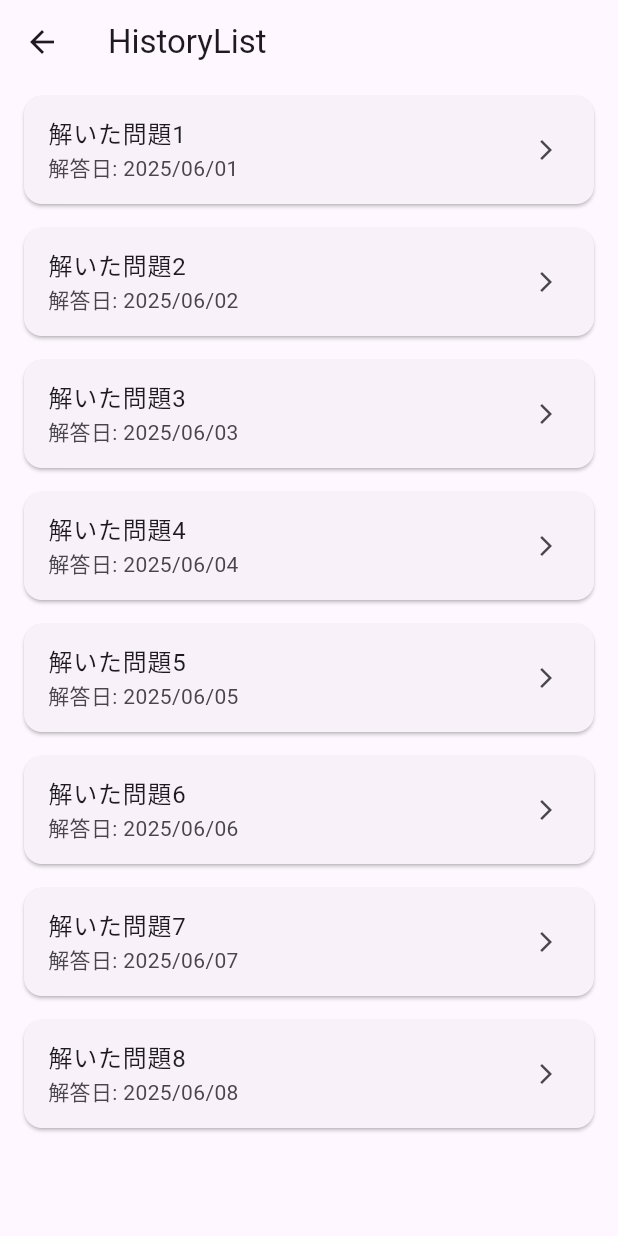
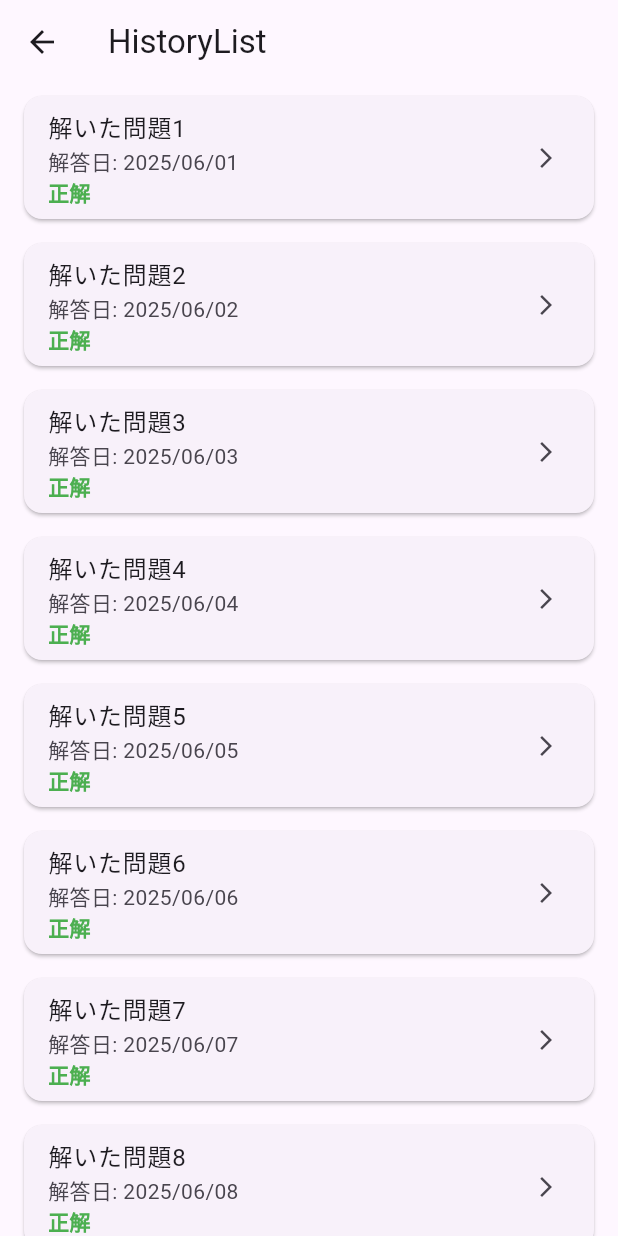
Before and after one commit to w2406/flutter_e_learning, a Flutter app: the screen it shows after launch, after a tap on "履歴一覧画面へ", on a phone screen of 412 x 824 dp. Run offline on Flutter 3.47's test engine with Material 3 defaults, Android fonts, the phone set to English and light mode, and no system bars; our stand-ins replace flutter_hooks, freezed_annotation, go_router, hooks_riverpod, riverpod_annotation; generated files the repository leaves out were written again.

Commit message:
add: その他viewmodelを追加

```diff
--- a/lib/main.dart
+++ b/lib/main.dart
@@ -1,8 +1,9 @@
 import 'package:flutter/material.dart';
 import 'package:flutter_e_learning/common/app_router.dart';
+import 'package:hooks_riverpod/hooks_riverpod.dart';
 
 void main() {
-  runApp(const MyApp());
+  runApp(const ProviderScope(child: MyApp()));
 }
 
 class MyApp extends StatelessWidget {
--- a/lib/presantation/history_list/view/history_list_screen.dart
+++ b/lib/presantation/history_list/view/history_list_screen.dart
@@ -1,5 +1,6 @@
 import 'package:flutter/material.dart';
 import 'package:flutter_e_learning/common/route_paths.dart';
+import 'package:flutter_e_learning/presantation/history_list/view_model/history_list_screen_view_model.dart';
 import 'package:go_router/go_router.dart';
 import 'package:hooks_riverpod/hooks_riverpod.dart';
 
@@ -8,6 +9,7 @@ class HistoryListScreen extends HookConsumerWidget {
 
   @override
   Widget build(BuildContext context, WidgetRef ref) {
+    final state = ref.watch(historyListScreenViewModelProvider);
     return Scaffold(
       appBar: AppBar(
         title: const Text('HistoryList'),
@@ -17,13 +19,26 @@ class HistoryListScreen extends HookConsumerWidget {
         ),
       ),
       body: ListView.builder(
-        itemCount: 8, // 仮の履歴数
+        itemCount: state.items.length,
         itemBuilder: (context, index) {
+          final item = state.items[index];
           return Card(
             margin: const EdgeInsets.symmetric(horizontal: 16, vertical: 8),
             child: ListTile(
-              title: Text('解いた問題${index + 1}'),
-              subtitle: Text('解答日: 2025/06/0${(index % 9) + 1}'),
+              title: Text(item.questionTitle),
+              subtitle: Column(
+                crossAxisAlignment: CrossAxisAlignment.start,
+                children: [
+                  Text('解答日: ${item.answeredAt}'),
+                  Text(
+                    item.isCorrect ? '正解' : '不正解',
+                    style: TextStyle(
+                      color: item.isCorrect ? Colors.green : Colors.red,
+                      fontWeight: FontWeight.bold,
+                    ),
+                  ),
+                ],
+              ),
               trailing: Icon(Icons.arrow_forward_ios, size: 16),
               onTap: () {
                 context.push(AppRoutes.historyPath);
```
Also changed, not shown: lib/presantation/history_list/view_model/history_list_screen_state.dart (added, +18 -0 lines), lib/presantation/history_list/view_model/history_list_screen_view_model.dart (added, +23 -0 lines), lib/presantation/question/view_model/question_screen_state.dart (added, +20 -0 lines), lib/presantation/question/view_model/question_screen_view_model.dart (added, +25 -0 lines), lib/presantation/section/view_model/section_screen_state.dart (added, +19 -0 lines), lib/presantation/section/view_model/section_screen_view_model.dart (added, +25 -0 lines), lib/presantation/section_list/view_model/section_list_screen_state.dart (added, +18 -0 lines), lib/presantation/section_list/view_model/section_list_screen_view_model.dart (added, +24 -0 lines), lib/presantation/setting/view_model/setting_screen_state.dart (added, +13 -0 lines), lib/presantation/setting/view_model/setting_screen_view_model.dart (added, +18 -0 lines), lib/generated/presantation/history_list/view_model/history_list_screen_state.freezed.dart (added), lib/generated/presantation/history_list/view_model/history_list_screen_view_model.g.dart (added), lib/generated/presantation/question/view_model/question_screen_state.freezed.dart (added), lib/generated/presantation/question/view_model/question_screen_view_model.g.dart (added), 8 more files.
